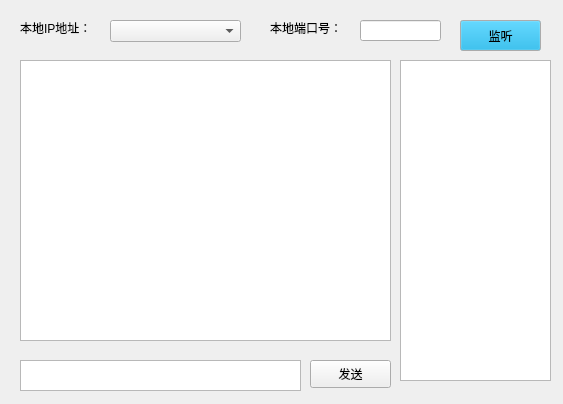
Before: the Qt Designer form Qt_tcp_chatroom/tcp_ip_finish/tcp_severe/tcp_severe_finish/widget.ui in mingxuZhang2/-, drawn with Qt 5.
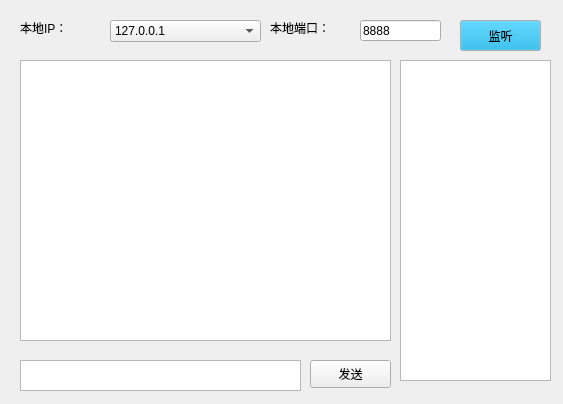
After: the same form once the commit is applied.

What changed in the file:
```diff
--- a/Qt_tcp_chatroom/tcp_ip_finish/tcp_severe/tcp_severe_finish/widget.ui
+++ b/Qt_tcp_chatroom/tcp_ip_finish/tcp_severe/tcp_severe_finish/widget.ui
@@ -28,10 +28,20 @@
     <rect>
      <x>110</x>
      <y>20</y>
-     <width>131</width>
+     <width>151</width>
      <height>22</height>
     </rect>
    </property>
+   <item>
+    <property name="text">
+     <string>127.0.0.1</string>
+    </property>
+   </item>
+   <item>
+    <property name="text">
+     <string>127.0.0.5</string>
+    </property>
+   </item>
   </widget>
   <widget class="QLineEdit" name="leport">
    <property name="geometry">
@@ -45,6 +55,9 @@
    <property name="toolTip">
     <string/>
    </property>
+   <property name="text">
+    <string>8888</string>
+   </property>
   </widget>
   <widget class="QPushButton" name="listenBtn">
    <property name="geometry">
@@ -244,7 +257,7 @@
     </rect>
    </property>
    <property name="text">
-    <string>本地IP地址：</string>
+    <string>本地IP：</string>
    </property>
   </widget>
   <widget class="QLabel" name="label_3">
@@ -257,7 +270,7 @@
     </rect>
    </property>
    <property name="text">
-    <string>本地端口号：</string>
+    <string>本地端口：</string>
    </property>
   </widget>
  </widget>
```
